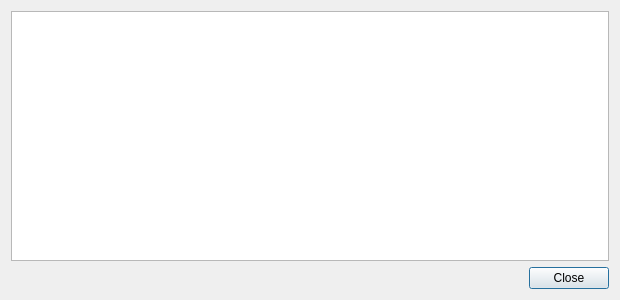
The window that src/qt/forms/transactiondescdialog.ui (netcoinfoundation/netcoin) describes before a commit, drawn with Qt 5.
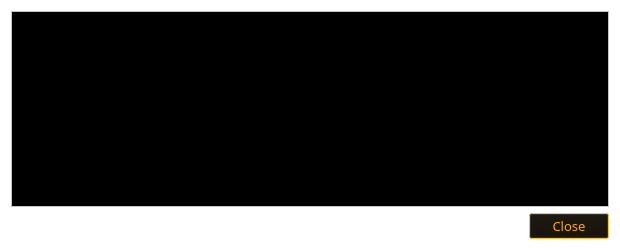
The same window after the commit. Icons and pictures are not drawn.

The edit to the form file:
```diff
--- a/src/qt/forms/transactiondescdialog.ui
+++ b/src/qt/forms/transactiondescdialog.ui
@@ -7,15 +7,566 @@
     <x>0</x>
     <y>0</y>
     <width>620</width>
-    <height>300</height>
+    <height>250</height>
    </rect>
   </property>
+  <property name="palette">
+   <palette>
+    <active>
+     <colorrole role="WindowText">
+      <brush brushstyle="SolidPattern">
+       <color alpha="255">
+        <red>255</red>
+        <green>170</green>
+        <blue>0</blue>
+       </color>
+      </brush>
+     </colorrole>
+     <colorrole role="Button">
+      <brush brushstyle="SolidPattern">
+       <color alpha="255">
+        <red>0</red>
+        <green>0</green>
+        <blue>0</blue>
+       </color>
+      </brush>
+     </colorrole>
+     <colorrole role="Light">
+      <brush brushstyle="SolidPattern">
+       <color alpha="255">
+        <red>255</red>
+        <green>255</green>
+        <blue>255</blue>
+       </color>
+      </brush>
+     </colorrole>
+     <colorrole role="Midlight">
+      <brush brushstyle="SolidPattern">
+       <color alpha="255">
+        <red>255</red>
+        <green>255</green>
+        <blue>255</blue>
+       </color>
+      </brush>
+     </colorrole>
+     <colorrole role="Dark">
+      <brush brushstyle="SolidPattern">
+       <color alpha="255">
+        <red>255</red>
+        <green>255</green>
+        <blue>255</blue>
+       </color>
+      </brush>
+     </colorrole>
+     <colorrole role="Mid">
+      <brush brushstyle="SolidPattern">
+       <color alpha="255">
+        <red>255</red>
+        <green>255</green>
+        <blue>255</blue>
+       </color>
+      </brush>
+     </colorrole>
+     <colorrole role="Text">
+      <brush brushstyle="SolidPattern">
+       <color alpha="255">
+        <red>255</red>
+        <green>170</green>
+        <blue>0</blue>
+       </color>
+      </brush>
+     </colorrole>
+     <colorrole role="BrightText">
+      <brush brushstyle="SolidPattern">
+       <color alpha="255">
+        <red>255</red>
+        <green>255</green>
+        <blue>255</blue>
+       </color>
+      </brush>
+     </colorrole>
+     <colorrole role="ButtonText">
+      <brush brushstyle="SolidPattern">
+       <color alpha="255">
+        <red>255</red>
+        <green>170</green>
+        <blue>0</blue>
+       </color>
+      </brush>
+     </colorrole>
+     <colorrole role="Base">
+      <brush brushstyle="SolidPattern">
+       <color alpha="255">
+        <red>0</red>
+        <green>0</green>
+        <blue>0</blue>
+       </color>
+      </brush>
+     </colorrole>
+     <colorrole role="Window">
+      <brush brushstyle="SolidPattern">
+       <color alpha="255">
+        <red>255</red>
+        <green>255</green>
+        <blue>255</blue>
+       </color>
+      </brush>
+     </colorrole>
+     <colorrole role="Shadow">
+      <brush brushstyle="SolidPattern">
+       <color alpha="255">
+        <red>255</red>
+        <green>255</green>
+        <blue>255</blue>
+       </color>
+      </brush>
+     </colorrole>
+     <colorrole role="Highlight">
+      <brush brushstyle="SolidPattern">
+       <color alpha="145">
+        <red>255</red>
+        <green>170</green>
+        <blue>0</blue>
+       </color>
+      </brush>
+     </colorrole>
+     <colorrole role="AlternateBase">
+      <brush brushstyle="SolidPattern">
+       <color alpha="255">
+        <red>0</red>
+        <green>0</green>
+        <blue>0</blue>
+       </color>
+      </brush>
+     </colorrole>
+     <colorrole role="ToolTipBase">
+      <brush brushstyle="SolidPattern">
+       <color alpha="255">
+        <red>0</red>
+        <green>0</green>
+        <blue>0</blue>
+       </color>
+      </brush>
+     </colorrole>
+     <colorrole role="ToolTipText">
+      <brush brushstyle="SolidPattern">
+       <color alpha="255">
+        <red>255</red>
+        <green>170</green>
+        <blue>0</blue>
+       </color>
+      </brush>
+     </colorrole>
+    </active>
+    <inactive>
+     <colorrole role="WindowText">
+      <brush brushstyle="SolidPattern">
+       <color alpha="255">
+        <red>255</red>
+        <green>170</green>
+        <blue>0</blue>
+       </color>
+      </brush>
+     </colorrole>
+     <colorrole role="Button">
+      <brush brushstyle="SolidPattern">
+       <color alpha="255">
+        <red>0</red>
+        <green>0</green>
+        <blue>0</blue>
+       </color>
+      </brush>
+     </colorrole>
+     <colorrole role="Light">
+      <brush brushstyle="SolidPattern">
+       <color alpha="255">
+        <red>255</red>
+        <green>255</green>
+        <blue>255</blue>
+       </color>
+      </brush>
+     </colorrole>
+     <colorrole role="Midlight">
+      <brush brushstyle="SolidPattern">
+       <color alpha="255">
+        <red>255</red>
+        <green>255</green>
+        <blue>255</blue>
+       </color>
+      </brush>
+     </colorrole>
+     <colorrole role="Dark">
+      <brush brushstyle="SolidPattern">
+       <color alpha="255">
+        <red>255</red>
+        <green>255</green>
+        <blue>255</blue>
+       </color>
+      </brush>
+     </colorrole>
+     <colorrole role="Mid">
+      <brush brushstyle="SolidPattern">
+       <color alpha="255">
+        <red>255</red>
+        <green>255</green>
+        <blue>255</blue>
+       </color>
+      </brush>
+     </colorrole>
+     <colorrole role="Text">
+      <brush brushstyle="SolidPattern">
+       <color alpha="255">
+        <red>255</red>
+        <green>170</green>
+        <blue>0</blue>
+       </color>
+      </brush>
+     </colorrole>
+     <colorrole role="BrightText">
+      <brush brushstyle="SolidPattern">
+       <color alpha="255">
+        <red>255</red>
+        <green>255</green>
+        <blue>255</blue>
+       </color>
+      </brush>
+     </colorrole>
+     <colorrole role="ButtonText">
+      <brush brushstyle="SolidPattern">
+       <color alpha="255">
+        <red>255</red>
+        <green>170</green>
+        <blue>0</blue>
+       </color>
+      </brush>
+     </colorrole>
+     <colorrole role="Base">
+      <brush brushstyle="SolidPattern">
+       <color alpha="255">
+        <red>0</red>
+        <green>0</green>
+        <blue>0</blue>
+       </color>
+      </brush>
+     </colorrole>
+     <colorrole role="Window">
+      <brush brushstyle="SolidPattern">
+       <color alpha="255">
+        <red>255</red>
+        <green>255</green>
+        <blue>255</blue>
+       </color>
+      </brush>
+     </colorrole>
+     <colorrole role="Shadow">
+      <brush brushstyle="SolidPattern">
+       <color alpha="255">
+        <red>255</red>
+        <green>255</green>
+        <blue>255</blue>
+       </color>
+      </brush>
+     </colorrole>
+     <colorrole role="Highlight">
+      <brush brushstyle="SolidPattern">
+       <color alpha="145">
+        <red>255</red>
+        <green>170</green>
+        <blue>0</blue>
+       </color>
+      </brush>
+     </colorrole>
+     <colorrole role="AlternateBase">
+      <brush brushstyle="SolidPattern">
+       <color alpha="255">
+        <red>0</red>
+        <green>0</green>
+        <blue>0</blue>
+       </color>
+      </brush>
+     </colorrole>
+     <colorrole role="ToolTipBase">
+      <brush brushstyle="SolidPattern">
+       <color alpha="255">
+        <red>0</red>
+        <green>0</green>
+        <blue>0</blue>
+       </color>
+      </brush>
+     </colorrole>
+     <colorrole role="ToolTipText">
+      <brush brushstyle="SolidPattern">
+       <color alpha="255">
+        <red>255</red>
+        <green>170</green>
+        <blue>0</blue>
+       </color>
+      </brush>
+     </colorrole>
+    </inactive>
+    <disabled>
+     <colorrole role="WindowText">
+      <brush brushstyle="SolidPattern">
+       <color alpha="255">
+        <red>255</red>
+        <green>255</green>
+        <blue>255</blue>
+       </color>
+      </brush>
+     </colorrole>
+     <colorrole role="Button">
+      <brush brushstyle="SolidPattern">
+       <color alpha="255">
+        <red>0</red>
+        <green>0</green>
+        <blue>0</blue>
+       </color>
+      </brush>
+     </colorrole>
+     <colorrole role="Light">
+      <brush brushstyle="SolidPattern">
+       <color alpha="255">
+        <red>255</red>
+        <green>255</green>
+        <blue>255</blue>
+       </color>
+      </brush>
+     </colorrole>
+     <colorrole role="Midlight">
+      <brush brushstyle="SolidPattern">
+       <color alpha="255">
+        <red>255</red>
+        <green>255</green>
+        <blue>255</blue>
+       </color>
+      </brush>
+     </colorrole>
+     <colorrole role="Dark">
+      <brush brushstyle="SolidPattern">
+       <color alpha="255">
+        <red>255</red>
+        <green>255</green>
+        <blue>255</blue>
+       </color>
+      </brush>
+     </colorrole>
+     <colorrole role="Mid">
+      <brush brushstyle="SolidPattern">
+       <color alpha="255">
+        <red>255</red>
+        <green>255</green>
+        <blue>255</blue>
+       </color>
+      </brush>
+     </colorrole>
+     <colorrole role="Text">
+      <brush brushstyle="SolidPattern">
+       <color alpha="255">
+        <red>255</red>
+        <green>255</green>
+        <blue>255</blue>
+       </color>
+      </brush>
+     </colorrole>
+     <colorrole role="BrightText">
+      <brush brushstyle="SolidPattern">
+       <color alpha="255">
+        <red>255</red>
+        <green>255</green>
+        <blue>255</blue>
+       </color>
+      </brush>
+     </colorrole>
+     <colorrole role="ButtonText">
+      <brush brushstyle="SolidPattern">
+       <color alpha="255">
+        <red>255</red>
+        <green>255</green>
+        <blue>255</blue>
+       </color>
+      </brush>
+     </colorrole>
+     <colorrole role="Base">
+      <brush brushstyle="SolidPattern">
+       <color alpha="255">
+        <red>255</red>
+        <green>255</green>
+        <blue>255</blue>
+       </color>
+      </brush>
+     </colorrole>
+     <colorrole role="Window">
+      <brush brushstyle="SolidPattern">
+       <color alpha="255">
+        <red>255</red>
+        <green>255</green>
+        <blue>255</blue>
+       </color>
+      </brush>
+     </colorrole>
+     <colorrole role="Shadow">
+      <brush brushstyle="SolidPattern">
+       <color alpha="255">
+        <red>255</red>
+        <green>255</green>
+        <blue>255</blue>
+       </color>
+      </brush>
+     </colorrole>
+     <colorrole role="Highlight">
+      <brush brushstyle="SolidPattern">
+       <color alpha="255">
+        <red>51</red>
+        <green>153</green>
+        <blue>255</blue>
+       </color>
+      </brush>
+     </colorrole>
+     <colorrole role="AlternateBase">
+      <brush brushstyle="SolidPattern">
+       <color alpha="255">
+        <red>0</red>
+        <green>0</green>
+        <blue>0</blue>
+       </color>
+      </brush>
+     </colorrole>
+     <colorrole role="ToolTipBase">
+      <brush brushstyle="SolidPattern">
+       <color alpha="255">
+        <red>0</red>
+        <green>0</green>
+        <blue>0</blue>
+       </color>
+      </brush>
+     </colorrole>
+     <colorrole role="ToolTipText">
+      <brush brushstyle="SolidPattern">
+       <color alpha="255">
+        <red>255</red>
+        <green>170</green>
+        <blue>0</blue>
+       </color>
+      </brush>
+     </colorrole>
+    </disabled>
+   </palette>
+  </property>
+  <property name="font">
+   <font>
+    <family>Plantagenet Cherokee</family>
+    <pointsize>10</pointsize>
+   </font>
+  </property>
   <property name="windowTitle">
    <string>Transaction details</string>
   </property>
-  <layout class="QVBoxLayout" name="verticalLayout">
-   <item>
+  <property name="styleSheet">
+   <string notr="true">QDialog
+{
+ background: url(:/images/res/images/dialogBackground.jpg);
+}</string>
+  </property>
+  <layout class="QGridLayout" name="gridLayout">
+   <item row="0" column="0">
     <widget class="QTextEdit" name="detailText">
+     <property name="palette">
+      <palette>
+       <active>
+        <colorrole role="WindowText">
+         <brush brushstyle="SolidPattern">
+          <color alpha="255">
+           <red>255</red>
+           <green>170</green>
+           <blue>0</blue>
+          </color>
+         </brush>
+        </colorrole>
+        <colorrole role="BrightText">
+         <brush brushstyle="SolidPattern">
+          <color alpha="255">
+           <red>255</red>
+           <green>255</green>
+           <blue>255</blue>
+          </color>
+         </brush>
+        </colorrole>
+        <colorrole role="ButtonText">
+         <brush brushstyle="SolidPattern">
+          <color alpha="255">
+           <red>255</red>
+           <green>170</green>
+           <blue>0</blue>
+          </color>
+         </brush>
+        </colorrole>
+       </active>
+       <inactive>
+        <colorrole role="WindowText">
+         <brush brushstyle="SolidPattern">
+          <color alpha="255">
+           <red>255</red>
+           <green>170</green>
+           <blue>0</blue>
+          </color>
+         </brush>
+        </colorrole>
+        <colorrole role="BrightText">
+         <brush brushstyle="SolidPattern">
+          <color alpha="255">
+           <red>255</red>
+           <green>255</green>
+           <blue>255</blue>
+          </color>
+         </brush>
+        </colorrole>
+        <colorrole role="ButtonText">
+         <brush brushstyle="SolidPattern">
+          <color alpha="255">
+           <red>255</red>
+           <green>170</green>
+           <blue>0</blue>
+          </color>
+         </brush>
+        </colorrole>
+       </inactive>
+       <disabled>
+        <colorrole role="WindowText">
+         <brush brushstyle="SolidPattern">
+          <color alpha="255">
+           <red>159</red>
+           <green>158</green>
+           <blue>158</blue>
+          </color>
+         </brush>
+        </colorrole>
+        <colorrole role="BrightText">
+         <brush brushstyle="SolidPattern">
+          <color alpha="255">
+           <red>255</red>
+           <green>255</green>
+           <blue>255</blue>
+          </color>
+         </brush>
+        </colorrole>
+        <colorrole role="ButtonText">
+         <brush brushstyle="SolidPattern">
+          <color alpha="255">
+           <red>159</red>
+           <green>158</green>
+           <blue>158</blue>
+          </color>
+         </brush>
+        </colorrole>
+       </disabled>
+      </palette>
+     </property>
+     <property name="font">
+      <font>
+       <family>Plantagenet Cherokee</family>
+       <pointsize>10</pointsize>
+      </font>
+     </property>
      <property name="toolTip">
       <string>This pane shows a detailed description of the transaction</string>
      </property>
@@ -24,8 +575,432 @@
      </property>
     </widget>
    </item>
-   <item>
+   <item row="1" column="0">
     <widget class="QDialogButtonBox" name="buttonBox">
+     <property name="palette">
+      <palette>
+       <active>
+        <colorrole role="WindowText">
+         <brush brushstyle="SolidPattern">
+          <color alpha="255">
+           <red>255</red>
+           <green>170</green>
+           <blue>0</blue>
+          </color>
+         </brush>
+        </colorrole>
+        <colorrole role="Button">
+         <brush brushstyle="SolidPattern">
+          <color alpha="255">
+           <red>0</red>
+           <green>0</green>
+           <blue>0</blue>
+          </color>
+         </brush>
+        </colorrole>
+        <colorrole role="Light">
+         <brush brushstyle="SolidPattern">
+          <color alpha="255">
+           <red>255</red>
+           <green>255</green>
+           <blue>255</blue>
+          </color>
+         </brush>
+        </colorrole>
+        <colorrole role="Midlight">
+         <brush brushstyle="SolidPattern">
+          <color alpha="255">
+           <red>255</red>
+           <green>255</green>
+           <blue>255</blue>
+          </color>
+         </brush>
+        </colorrole>
+        <colorrole role="Dark">
+         <brush brushstyle="SolidPattern">
+          <color alpha="255">
+           <red>255</red>
+           <green>255</green>
+           <blue>255</blue>
+          </color>
+         </brush>
+        </colorrole>
+        <colorrole role="Mid">
+         <brush brushstyle="SolidPattern">
+          <color alpha="255">
+           <red>255</red>
+           <green>255</green>
+           <blue>255</blue>
+          </color>
+         </brush>
+        </colorrole>
+        <colorrole role="Text">
+         <brush brushstyle="SolidPattern">
+          <color alpha="255">
+           <red>255</red>
+           <green>170</green>
+           <blue>0</blue>
+          </color>
+         </brush>
+        </colorrole>
+        <colorrole role="BrightText">
+         <brush brushstyle="SolidPattern">
+          <color alpha="255">
+           <red>255</red>
+           <green>255</green>
+           <blue>255</blue>
+          </color>
+         </brush>
+        </colorrole>
+        <colorrole role="ButtonText">
+         <brush brushstyle="SolidPattern">
+          <color alpha="255">
+           <red>255</red>
+           <green>170</green>
+           <blue>0</blue>
+          </color>
+         </brush>
+        </colorrole>
+        <colorrole role="Base">
+         <brush brushstyle="SolidPattern">
+          <color alpha="255">
+           <red>0</red>
+           <green>0</green>
+           <blue>0</blue>
+          </color>
+         </brush>
+        </colorrole>
+        <colorrole role="Window">
+         <brush brushstyle="SolidPattern">
+          <color alpha="255">
+           <red>255</red>
+           <green>255</green>
+           <blue>255</blue>
+          </color>
+         </brush>
+        </colorrole>
+        <colorrole role="Shadow">
+         <brush brushstyle="SolidPattern">
+          <color alpha="255">
+           <red>255</red>
+           <green>255</green>
+           <blue>255</blue>
+          </color>
+         </brush>
+        </colorrole>
+        <colorrole role="AlternateBase">
+         <brush brushstyle="SolidPattern">
+          <color alpha="255">
+           <red>0</red>
+           <green>0</green>
+           <blue>0</blue>
+          </color>
+         </brush>
+        </colorrole>
+        <colorrole role="ToolTipBase">
+         <brush brushstyle="SolidPattern">
+          <color alpha="255">
+           <red>0</red>
+           <green>0</green>
+           <blue>0</blue>
+          </color>
+         </brush>
+        </colorrole>
+        <colorrole role="ToolTipText">
+         <brush brushstyle="SolidPattern">
+          <color alpha="255">
+           <red>255</red>
+           <green>170</green>
+           <blue>0</blue>
+          </color>
+         </brush>
+        </colorrole>
+       </active>
+       <inactive>
+        <colorrole role="WindowText">
+         <brush brushstyle="SolidPattern">
+          <color alpha="255">
+           <red>255</red>
+           <green>170</green>
+           <blue>0</blue>
+          </color>
+         </brush>
+        </colorrole>
+        <colorrole role="Button">
+         <brush brushstyle="SolidPattern">
+          <color alpha="255">
+           <red>0</red>
+           <green>0</green>
+           <blue>0</blue>
+          </color>
+         </brush>
+        </colorrole>
+        <colorrole role="Light">
+         <brush brushstyle="SolidPattern">
+          <color alpha="255">
+           <red>255</red>
+           <green>255</green>
+           <blue>255</blue>
+          </color>
+         </brush>
+        </colorrole>
+        <colorrole role="Midlight">
+         <brush brushstyle="SolidPattern">
+          <color alpha="255">
+           <red>255</red>
+           <green>255</green>
+           <blue>255</blue>
+          </color>
+         </brush>
+        </colorrole>
+        <colorrole role="Dark">
+         <brush brushstyle="SolidPattern">
+          <color alpha="255">
+           <red>255</red>
+           <green>255</green>
+           <blue>255</blue>
+          </color>
+         </brush>
+        </colorrole>
+        <colorrole role="Mid">
+         <brush brushstyle="SolidPattern">
+          <color alpha="255">
+           <red>255</red>
+           <green>255</green>
+           <blue>255</blue>
+          </color>
+         </brush>
+        </colorrole>
+        <colorrole role="Text">
+         <brush brushstyle="SolidPattern">
+          <color alpha="255">
+           <red>255</red>
+           <green>170</green>
+           <blue>0</blue>
+          </color>
+         </brush>
+        </colorrole>
+        <colorrole role="BrightText">
+         <brush brushstyle="SolidPattern">
+          <color alpha="255">
+           <red>255</red>
+           <green>255</green>
+           <blue>255</blue>
+          </color>
+         </brush>
+        </colorrole>
+        <colorrole role="ButtonText">
+         <brush brushstyle="SolidPattern">
+          <color alpha="255">
+           <red>255</red>
+           <green>170</green>
+           <blue>0</blue>
+          </color>
+         </brush>
+        </colorrole>
+        <colorrole role="Base">
+         <brush brushstyle="SolidPattern">
+          <color alpha="255">
+           <red>0</red>
+           <green>0</green>
+           <blue>0</blue>
+          </color>
+         </brush>
+        </colorrole>
+        <colorrole role="Window">
+         <brush brushstyle="SolidPattern">
+          <color alpha="255">
+           <red>255</red>
+           <green>255</green>
+           <blue>255</blue>
+          </color>
+         </brush>
+        </colorrole>
+        <colorrole role="Shadow">
+         <brush brushstyle="SolidPattern">
+          <color alpha="255">
+           <red>255</red>
+           <green>255</green>
+           <blue>255</blue>
+          </color>
+         </brush>
+        </colorrole>
+        <colorrole role="AlternateBase">
+         <brush brushstyle="SolidPattern">
+          <color alpha="255">
+           <red>0</red>
+           <green>0</green>
+           <blue>0</blue>
+          </color>
+         </brush>
+        </colorrole>
+        <colorrole role="ToolTipBase">
+         <brush brushstyle="SolidPattern">
+          <color alpha="255">
+           <red>0</red>
+           <green>0</green>
+           <blue>0</blue>
+          </color>
+         </brush>
+        </colorrole>
+        <colorrole role="ToolTipText">
+         <brush brushstyle="SolidPattern">
+          <color alpha="255">
+           <red>255</red>
+           <green>170</green>
+           <blue>0</blue>
+          </color>
+         </brush>
+        </colorrole>
+       </inactive>
+       <disabled>
+        <colorrole role="WindowText">
+         <brush brushstyle="SolidPattern">
+          <color alpha="255">
+           <red>255</red>
+           <green>255</green>
+           <blue>255</blue>
+          </color>
+         </brush>
+        </colorrole>
+        <colorrole role="Button">
+         <brush brushstyle="SolidPattern">
+          <color alpha="255">
+           <red>0</red>
+           <green>0</green>
+           <blue>0</blue>
+          </color>
+         </brush>
+        </colorrole>
+        <colorrole role="Light">
+         <brush brushstyle="SolidPattern">
+          <color alpha="255">
+           <red>255</red>
+           <green>255</green>
+           <blue>255</blue>
+          </color>
+         </brush>
+        </colorrole>
+        <colorrole role="Midlight">
+         <brush brushstyle="SolidPattern">
+          <color alpha="255">
+           <red>255</red>
+           <green>255</green>
+           <blue>255</blue>
+          </color>
+         </brush>
+        </colorrole>
+        <colorrole role="Dark">
+         <brush brushstyle="SolidPattern">
+          <color alpha="255">
+           <red>255</red>
+           <green>255</green>
+           <blue>255</blue>
+          </color>
+         </brush>
+        </colorrole>
+        <colorrole role="Mid">
+         <brush brushstyle="SolidPattern">
+          <color alpha="255">
+           <red>255</red>
+           <green>255</green>
+           <blue>255</blue>
+          </color>
+         </brush>
+        </colorrole>
+        <colorrole role="Text">
+         <brush brushstyle="SolidPattern">
+          <color alpha="255">
+           <red>255</red>
+           <green>255</green>
+           <blue>255</blue>
+          </color>
+         </brush>
+        </colorrole>
+        <colorrole role="BrightText">
+         <brush brushstyle="SolidPattern">
+          <color alpha="255">
+           <red>255</red>
+           <green>255</green>
+           <blue>255</blue>
+          </color>
+         </brush>
+        </colorrole>
+        <colorrole role="ButtonText">
+         <brush brushstyle="SolidPattern">
+          <color alpha="255">
+           <red>255</red>
+           <green>255</green>
+           <blue>255</blue>
+          </color>
+         </brush>
+        </colorrole>
+        <colorrole role="Base">
+         <brush brushstyle="SolidPattern">
+          <color alpha="255">
+           <red>255</red>
+           <green>255</green>
+           <blue>255</blue>
+          </color>
+         </brush>
+        </colorrole>
+        <colorrole role="Window">
+         <brush brushstyle="SolidPattern">
+          <color alpha="255">
+           <red>255</red>
+           <green>255</green>
+           <blue>255</blue>
+          </color>
+         </brush>
+        </colorrole>
+        <colorrole role="Shadow">
+         <brush brushstyle="SolidPattern">
+          <color alpha="255">
+           <red>255</red>
+           <green>255</green>
+           <blue>255</blue>
+          </color>
+         </brush>
+        </colorrole>
+        <colorrole role="AlternateBase">
+         <brush brushstyle="SolidPattern">
+          <color alpha="255">
+           <red>0</red>
+           <green>0</green>
+           <blue>0</blue>
+          </color>
+         </brush>
+        </colorrole>
+        <colorrole role="ToolTipBase">
+         <brush brushstyle="SolidPattern">
+          <color alpha="255">
+           <red>0</red>
+           <green>0</green>
+           <blue>0</blue>
+          </color>
+         </brush>
+        </colorrole>
+        <colorrole role="ToolTipText">
+         <brush brushstyle="SolidPattern">
+          <color alpha="255">
+           <red>255</red>
+           <green>170</green>
+           <blue>0</blue>
+          </color>
+         </brush>
+        </colorrole>
+       </disabled>
+      </palette>
+     </property>
+     <property name="font">
+      <font>
+       <family>Plantagenet Cherokee</family>
+       <pointsize>10</pointsize>
+      </font>
+     </property>
+     <property name="styleSheet">
+      <string notr="true"/>
+     </property>
      <property name="orientation">
       <enum>Qt::Horizontal</enum>
      </property>
```
